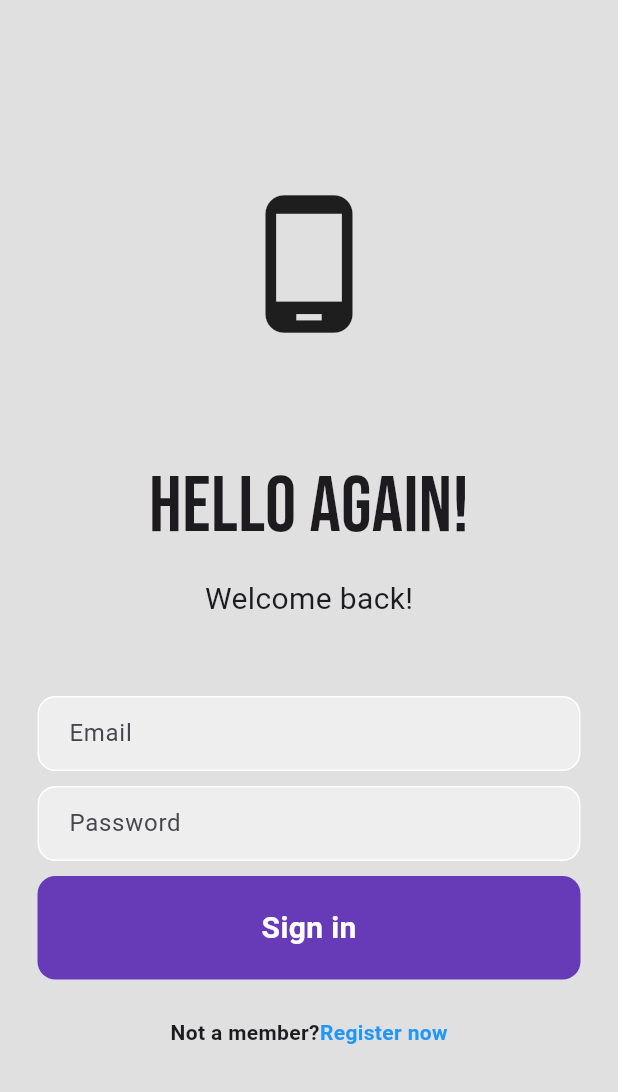
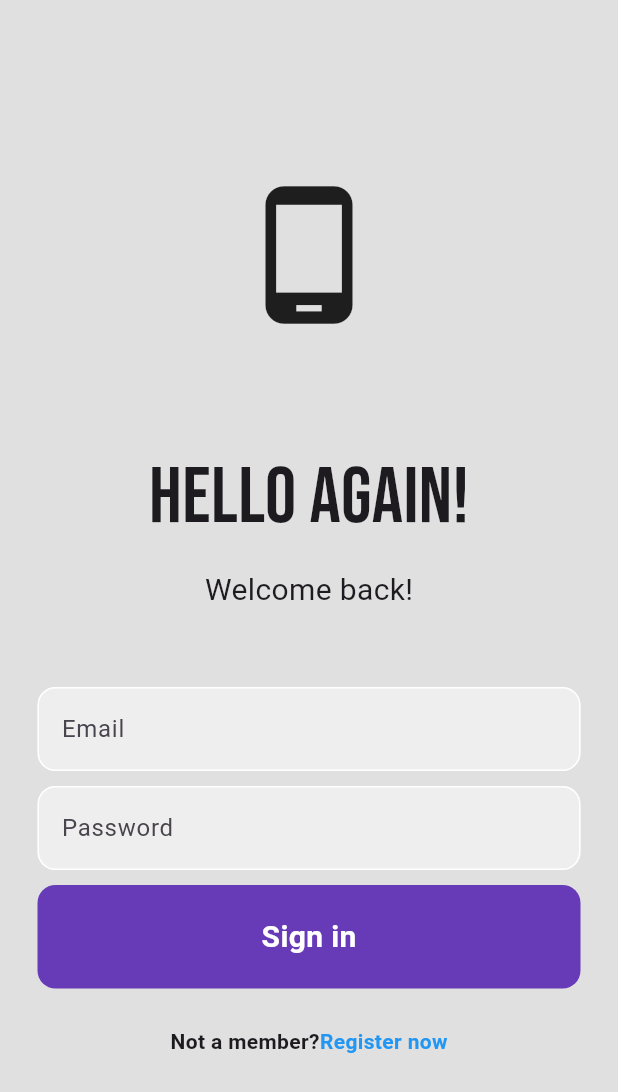
Before and after one commit to TheHomelander03/flutter_final_project, a Flutter app: the screen it shows after launch, on a phone screen of 412 x 824 dp. Shown: the top 1092 px of the screen. Run offline on Flutter 3.47's test engine with Material 3 defaults, Android fonts, the phone set to English and light mode, and no system bars; our stand-ins replace firebase_auth, firebase_core, google_fonts; accounts and stored records are empty.

Commit message:
Login and logout function added

```diff
--- a/lib/pages/login_page.dart
+++ b/lib/pages/login_page.dart
@@ -1,3 +1,4 @@
+import 'package:firebase_auth/firebase_auth.dart';
 import 'package:flutter/material.dart';
 import 'package:google_fonts/google_fonts.dart';
 
@@ -9,12 +10,32 @@ class LoginPage extends StatefulWidget{
 }
 
 class _LoginPageState extends State<LoginPage>{
+
+  //Text Controllers
+  final emailController = TextEditingController();
+  final passwordController = TextEditingController();
+
+  Future signIn() async{
+    await FirebaseAuth.instance.signInWithEmailAndPassword(
+      email: emailController.text.trim(),
+      password: passwordController.text.trim(),
+      );
+  }
+
+  @override
+  void dispose(){
+    emailController.dispose();
+    passwordController.dispose();
+    super.dispose();
+  }
+
   @override
   Widget build(BuildContext context) {
     return Scaffold(
       backgroundColor: Colors.grey[300],
       body: SafeArea(
         child: Center(
+          child: SingleChildScrollView(
             child: Column(
               mainAxisAlignment: MainAxisAlignment.center,
               children: [
@@ -39,20 +60,20 @@ class _LoginPageState extends State<LoginPage>{
 
                 Padding(
                   padding: const EdgeInsets.symmetric(horizontal: 25.0),
-                child: Container(
-                  decoration: BoxDecoration(
-                    color:  Colors.grey[200],
-                    border: Border.all(color: Colors.white),
+                  child: TextField(
+                    controller: emailController,
+                    decoration: InputDecoration(
+                      enabledBorder: OutlineInputBorder(
+                        borderSide: BorderSide(color: Colors.white),
                         borderRadius: BorderRadius.circular(12),
                       ),
-                  child: Padding(
-                    padding: const EdgeInsets.only(left: 20.0),
-                    child: TextField(
-                      decoration: InputDecoration(
-                        border: InputBorder.none,
+                      focusedBorder: OutlineInputBorder(
+                        borderSide: BorderSide(color: Colors.deepPurple),
+                        borderRadius: BorderRadius.circular(12),
+                      ),
                       hintText: 'Email',
-                      ),
-                    ),
+                      fillColor: Colors.grey[200],
+                      filled: true,
                     ),
                   ),
                 ),
@@ -60,27 +81,29 @@ class _LoginPageState extends State<LoginPage>{
 
                 Padding(
                   padding: const EdgeInsets.symmetric(horizontal: 25.0),
-                child: Container(
-                  decoration: BoxDecoration(
-                    color:  Colors.grey[200],
-                    border: Border.all(color: Colors.white),
+                  child: TextField(
+                    obscureText: true,
+                    controller: passwordController,
+                    decoration: InputDecoration(
+                      enabledBorder: OutlineInputBorder(
+                        borderSide: BorderSide(color: Colors.white),
                         borderRadius: BorderRadius.circular(12),
                       ),
-                  child: Padding(
-                    padding: const EdgeInsets.only(left: 20.0),
-                    child: TextField(
-                      obscureText: true,
-                      decoration: InputDecoration(
-                        border: InputBorder.none,
+                      focusedBorder: OutlineInputBorder(
+                        borderSide: BorderSide(color: Colors.deepPurple),
+                        borderRadius: BorderRadius.circular(12),
+                      ),
                       hintText: 'Password',
-                      ),
-                    ),
+                      fillColor: Colors.grey[200],
+                      filled: true,
                     ),
                   ),
                 ),
                 SizedBox(height: 10,),
                 Padding(
                   padding: const EdgeInsets.symmetric(horizontal: 25.0),
+                  child: GestureDetector(
+                    onTap: signIn,
                     child: Container(
                       padding: EdgeInsets.all(20),
                       decoration: BoxDecoration(color: Colors.deepPurple,
@@ -93,6 +116,7 @@ class _LoginPageState extends State<LoginPage>{
                           fontWeight: FontWeight.bold,
                           fontSize: 20),
                           )
+                        ),
                     ),
                   ),
                 ),
@@ -114,6 +138,7 @@ class _LoginPageState extends State<LoginPage>{
             ],),
           ),
         ),
+      ),
     );
   }
 }
--- /dev/null
+++ b/lib/pages/main_page.dart
@@ -0,0 +1,24 @@
+import 'package:firebase_auth/firebase_auth.dart';
+import 'package:flutter/material.dart';
+import 'package:flutter_final_project/pages/login_page.dart';
+import 'home_page.dart';
+
+class MainPage extends StatelessWidget {
+  const MainPage({Key? key}) : super(key: key);
+
+  @override
+  Widget build(BuildContext context) {
+    return Scaffold(
+      body: StreamBuilder<User?>(
+        stream: FirebaseAuth.instance.authStateChanges(),
+        builder: (context, snapshot){
+          if (snapshot.hasData) {
+            return HomePage();
+          }else {
+            return LoginPage();
+          }
+        }
+      )
+    );
+  }
+}
```
Also changed, not shown: lib/main.dart (+14 -4 lines), lib/pages/home_page.dart (added, +33 -0 lines), firebase.json, 3 other files. Lines whose indentation alone changed are shown as unchanged.
